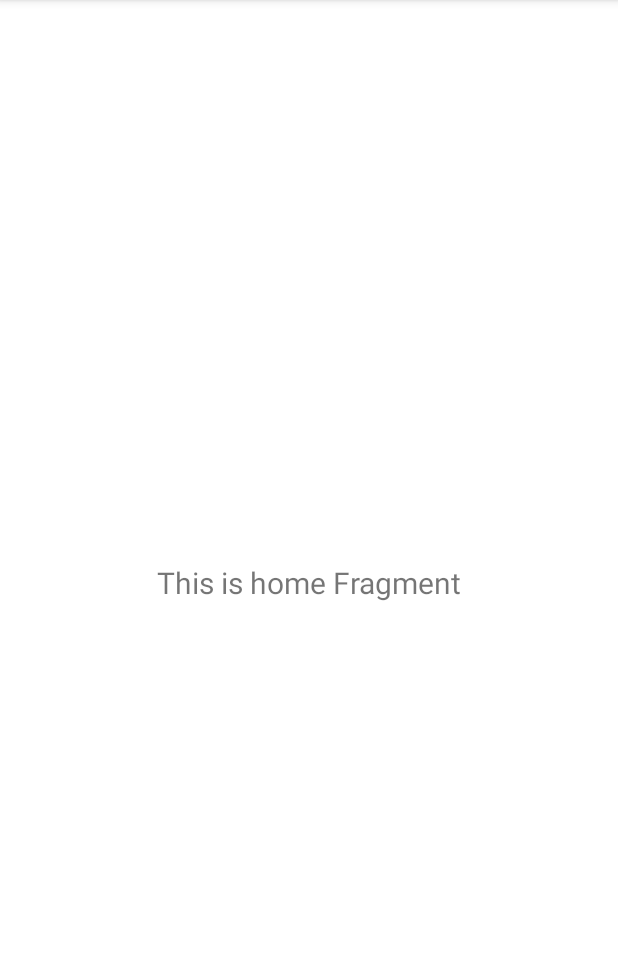
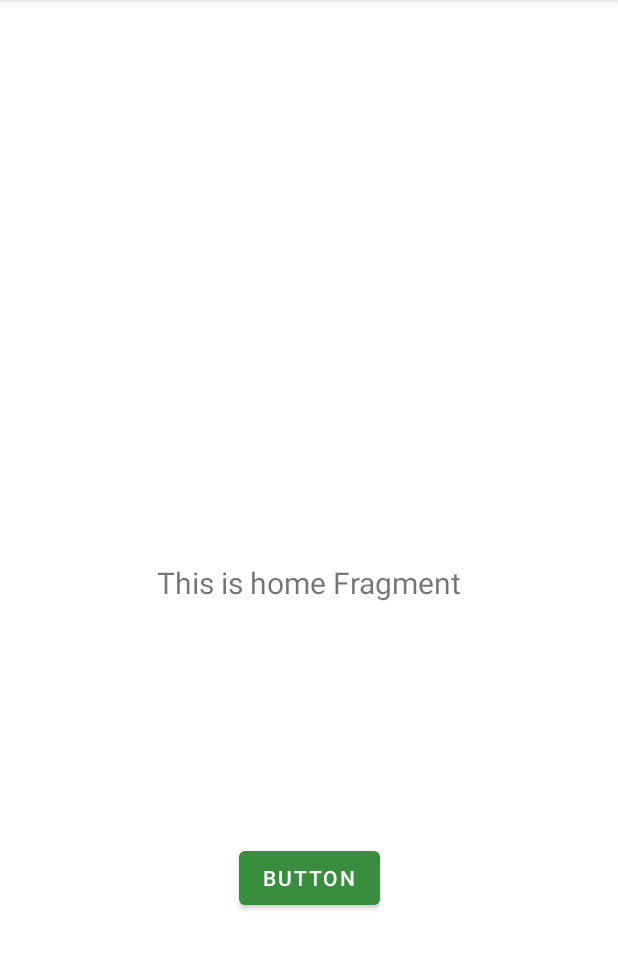
Before and after one commit to N-O-E-D/CarPooling, an Android app: the fragment HomeFragment shown on its own in the app's theme, on a phone screen of 412 x 824 dp, the part 84-1053 px from its top. Run offline under Robolectric (Android 15) with nearby library versions, the phone set to English and light mode, and no system bars.

Commit message:
Lab2-step3: created action for moving between homeFragment and tripDetailsFragment

```diff
--- a/Lab/Lab2/app/src/main/java/it/polito/mad/group08/carpooling/ui/home/HomeFragment.kt
+++ b/Lab/Lab2/app/src/main/java/it/polito/mad/group08/carpooling/ui/home/HomeFragment.kt
@@ -4,10 +4,12 @@ import android.os.Bundle
 import android.view.LayoutInflater
 import android.view.View
 import android.view.ViewGroup
+import android.widget.Button
 import android.widget.TextView
 import androidx.fragment.app.Fragment
 import androidx.lifecycle.Observer
 import androidx.lifecycle.ViewModelProvider
+import androidx.navigation.fragment.findNavController
 import it.polito.mad.group08.carpooling.R
 
 class HomeFragment : Fragment() {
@@ -28,4 +30,13 @@ class HomeFragment : Fragment() {
         })
         return root
     }
+
+    override fun onViewCreated(view: View, savedInstanceState: Bundle?) {
+        super.onViewCreated(view, savedInstanceState)
+
+        val button = view.findViewById<Button>(R.id.button)
+        button.setOnClickListener {
+            findNavController().navigate(R.id.action_nav_home_to_tripDetailsFragment)
+        }
+    }
 }
--- a/Lab/Lab2/app/src/main/res/layout/fragment_home.xml
+++ b/Lab/Lab2/app/src/main/res/layout/fragment_home.xml
@@ -19,4 +19,14 @@
         app:layout_constraintEnd_toEndOf="parent"
         app:layout_constraintStart_toStartOf="parent"
         app:layout_constraintTop_toTopOf="parent" />
+
+    <Button
+        android:id="@+id/button"
+        android:layout_width="wrap_content"
+        android:layout_height="wrap_content"
+        android:text="Button"
+        app:layout_constraintBottom_toBottomOf="parent"
+        app:layout_constraintEnd_toEndOf="parent"
+        app:layout_constraintStart_toStartOf="parent"
+        app:layout_constraintTop_toBottomOf="@+id/text_home" />
 </androidx.constraintlayout.widget.ConstraintLayout>
--- a/Lab/Lab2/app/src/main/res/values/strings.xml
+++ b/Lab/Lab2/app/src/main/res/values/strings.xml
@@ -21,4 +21,6 @@
     <string name="menu_home">Home</string>
     <string name="menu_gallery">Gallery</string>
     <string name="menu_slideshow">Slideshow</string>
+    <!-- TODO: Remove or change this placeholder text -->
+    <string name="hello_blank_fragment">Hello blank fragment</string>
 </resources>
```
Also changed, not shown: Lab/Lab2/app/src/main/java/it/polito/mad/group08/carpooling/TripDetailsFragment.kt (added, +60 -0 lines), Lab/Lab2/app/src/main/res/layout/fragment_trip_details.xml (added, +14 -0 lines), Lab/Lab2/app/src/main/res/navigation/mobile_navigation.xml (+10 -1 lines).
